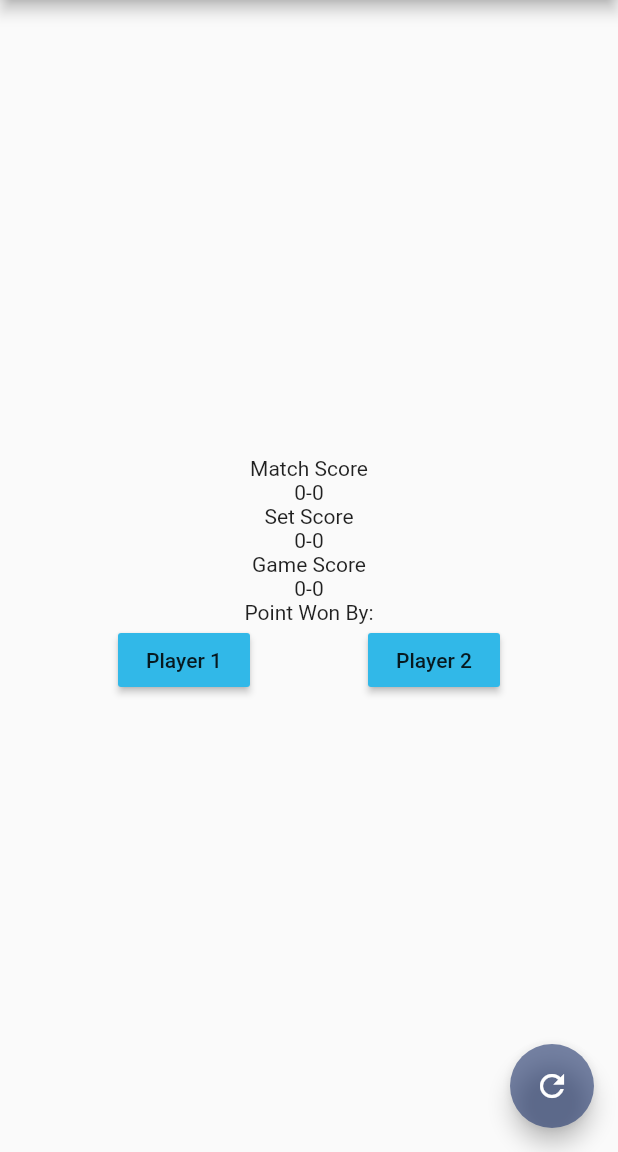
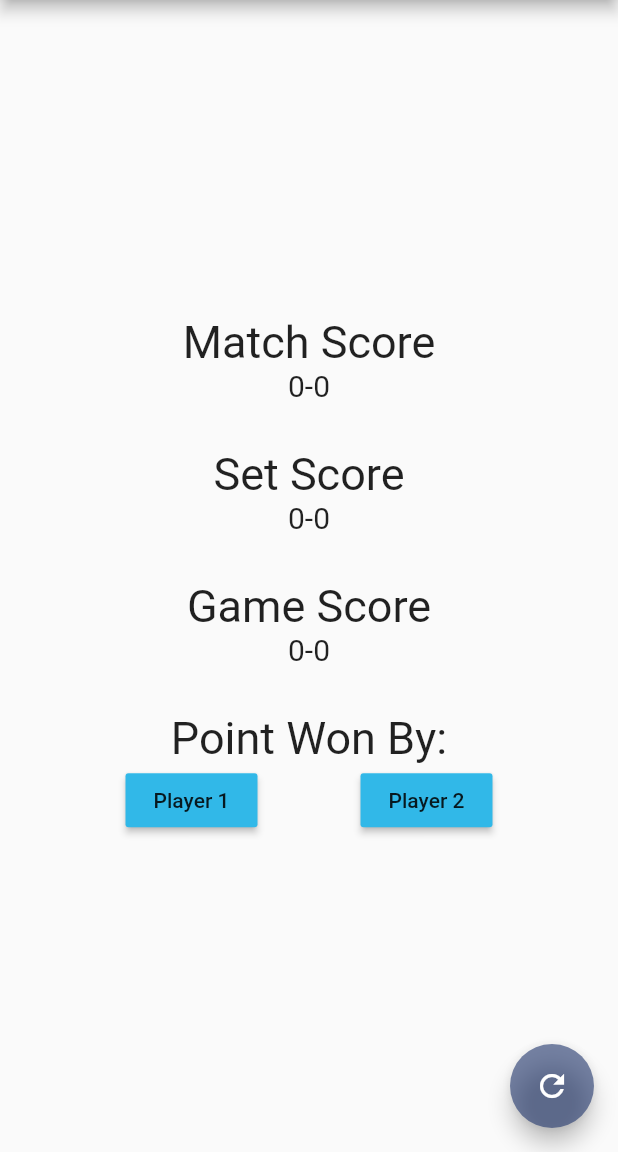
Before and after one commit to eKoopmans/dius-tennis-flutter, a Flutter app: the screen it shows after launch, on a phone screen of 412 x 824 dp, the part 84-1236 px from its top. Run offline on Flutter 3.47's test engine with Material 2 defaults, Android fonts, the phone set to English and light mode, and no system bars.

Commit message:
Add container widget for improved layout

```diff
--- a/lib/main.dart
+++ b/lib/main.dart
@@ -36,7 +36,7 @@ class MyHomePage extends StatefulWidget {
   _MyHomePageState createState() => _MyHomePageState();
 }
 
-class _MyHomePageState extends State<MyHomePage> {
+class _MyHomePageState extends State<MyHomePage> with TickerProviderStateMixin {
   List<int> _gameScore = [0, 0];
   List<int> _setScore = [0, 0];
   List<int> _matchScore = [0, 0];
@@ -122,13 +122,11 @@ class _MyHomePageState extends State<MyHomePage> {
         child: Column(
           mainAxisAlignment: MainAxisAlignment.center,
           children: <Widget>[
-            Text('Match Score'),
-            Text('${_matchScore[0]}-${_matchScore[1]}'),
-            Text('Set Score'),
-            Text('${_setScore[0]}-${_setScore[1]}'),
-            Text('Game Score'),
-            Text(_getGameScore()),
-            Text('Point Won By:'),
+            _myContainer('Match Score', _myText('${_matchScore[0]}-${_matchScore[1]}')),
+            _myContainer('Set Score', _myText('${_setScore[0]}-${_setScore[1]}')),
+            _myContainer('Game Score', _myText(_getGameScore())),
+            _myContainer(
+              'Point Won By:',
               Row(
                 mainAxisAlignment: MainAxisAlignment.spaceEvenly,
                 children: <Widget>[
@@ -144,6 +142,7 @@ class _MyHomePageState extends State<MyHomePage> {
                   ),
                 ],
               ),
+            ),
           ],
         ),
       ),
@@ -154,3 +153,25 @@ class _MyHomePageState extends State<MyHomePage> {
     );
   }
 }
+
+Widget _myContainer(String heading, Widget content) {
+  return Container(
+    margin: const EdgeInsets.all(15),
+    child: Column(
+      children: <Widget>[
+        Text(
+          heading,
+          style: TextStyle(fontSize: 30),
+        ),
+        content,
+      ],
+    ),
+  );
+}
+
+Widget _myText(String text) {
+  return Text(
+    text,
+    style: TextStyle(fontSize: 20),
+  );
+}
```
Lines whose indentation alone changed are shown as unchanged.
